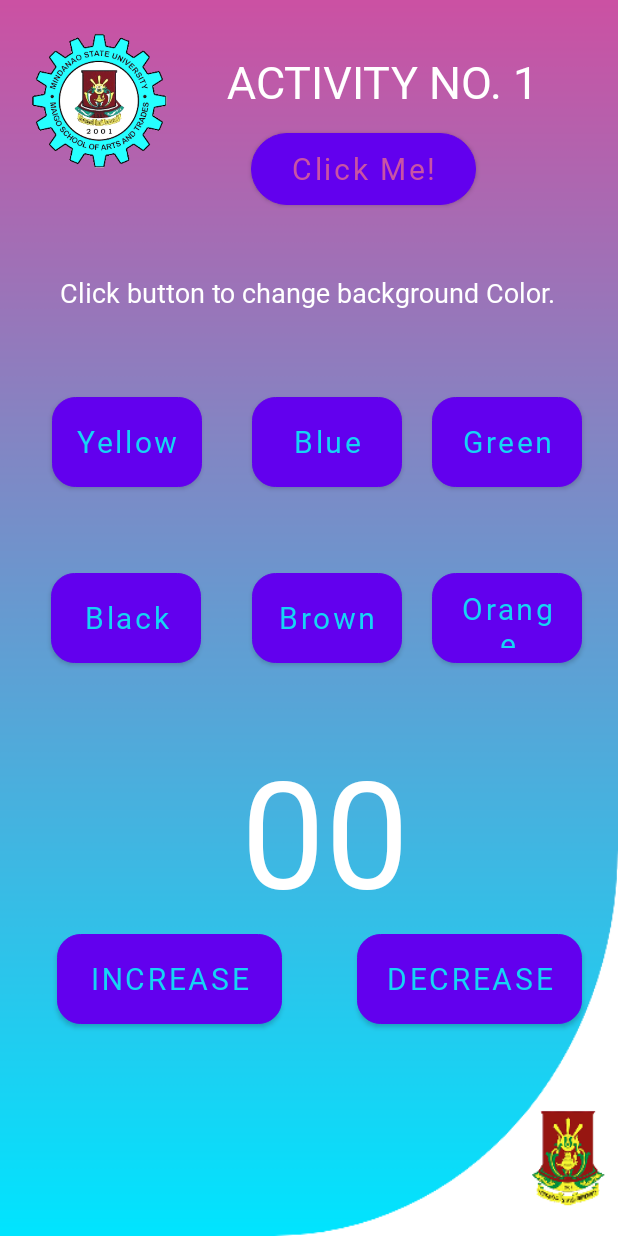
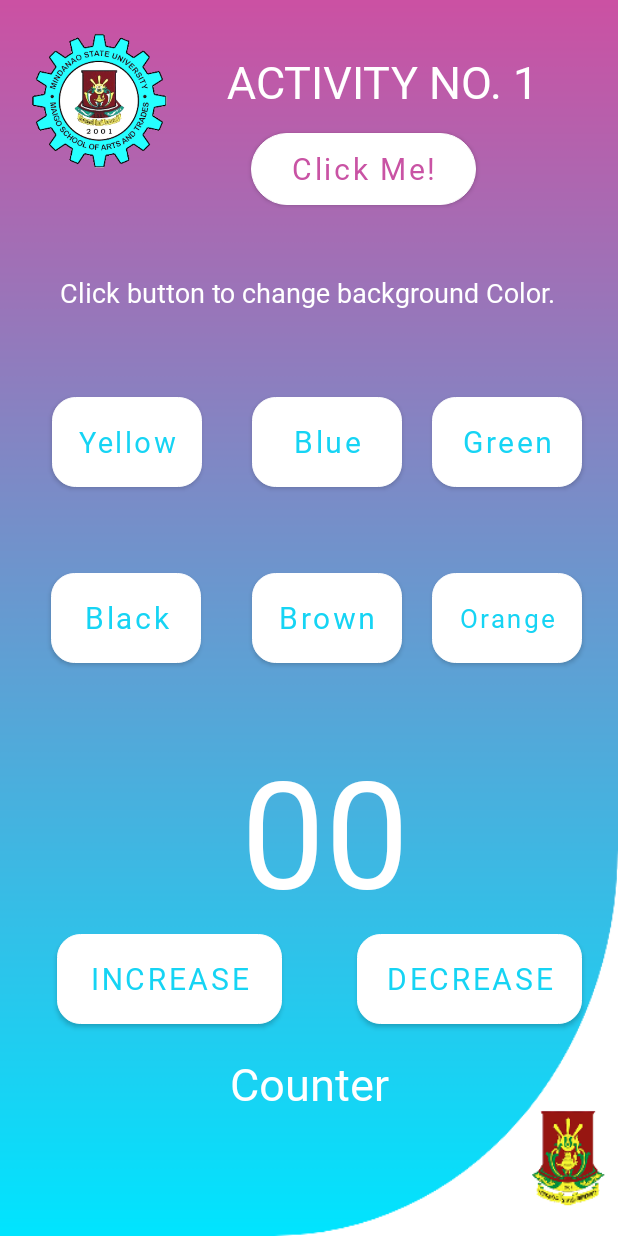
Before and after one commit to bryanladion/ChangeBackgroundColor, an Android app: the screen it shows after launch (MainActivity), on a phone screen of 412 x 824 dp. Run offline under Robolectric (Android 15) with nearby library versions, the phone set to English and light mode, and no system bars.

Commit message:
finalize design

```diff
--- a/app/src/main/res/layout/activity_main.xml
+++ b/app/src/main/res/layout/activity_main.xml
@@ -77,7 +77,7 @@
         android:text="Yellow"
         android:textAllCaps="false"
         android:textColor="@color/sky_blue"
-        android:textSize="20sp"
+        android:textSize="19sp"
         app:layout_constraintBottom_toTopOf="@+id/black_btn"
         app:layout_constraintEnd_toStartOf="@+id/blue_btn"
         app:layout_constraintHorizontal_bias="0.507"
@@ -155,7 +155,7 @@
         android:text="Orange"
         android:textAllCaps="false"
         android:textColor="@color/sky_blue"
-        android:textSize="20sp"
+        android:textSize="17sp"
         app:layout_constraintBottom_toBottomOf="parent"
         app:layout_constraintEnd_toEndOf="parent"
         app:layout_constraintTop_toTopOf="parent" />
@@ -207,4 +207,17 @@
         app:layout_constraintTop_toTopOf="parent"
         app:layout_constraintVertical_bias="0.815" />
 
+    <TextView
+        android:id="@+id/textviewcounter"
+        android:layout_width="wrap_content"
+        android:layout_height="wrap_content"
+        android:fontFamily="@font/bold"
+        android:text="Counter"
+        android:textColor="@color/white"
+        android:textSize="30sp"
+        app:layout_constraintBottom_toBottomOf="parent"
+        app:layout_constraintEnd_toEndOf="parent"
+        app:layout_constraintStart_toStartOf="parent"
+        app:layout_constraintTop_toBottomOf="@+id/print_count" />
+
 </androidx.constraintlayout.widget.ConstraintLayout>
--- a/app/src/main/res/values-night/themes.xml
+++ b/app/src/main/res/values-night/themes.xml
@@ -3,7 +3,7 @@
     <style name="Theme.ChangeBackgroundColor" parent="Theme.MaterialComponents.DayNight.NoActionBar">
         <!-- Primary brand color. -->
         <item name="colorPrimary">@color/purple_200</item>
-        <item name="colorPrimaryVariant">@color/purple_700</item>
+        <item name="colorPrimaryVariant">@color/white</item>
         <item name="colorOnPrimary">@color/black</item>
         <!-- Secondary brand color. -->
         <item name="colorSecondary">@color/teal_200</item>
--- a/app/src/main/res/values/themes.xml
+++ b/app/src/main/res/values/themes.xml
@@ -2,8 +2,8 @@
     <!-- Base application theme. -->
     <style name="Theme.ChangeBackgroundColor" parent="Theme.MaterialComponents.DayNight.NoActionBar">
         <!-- Primary brand color. -->
-        <item name="colorPrimary">@color/purple_500</item>
-        <item name="colorPrimaryVariant">@color/purple_700</item>
+        <item name="colorPrimary">@color/white</item>
+        <item name="colorPrimaryVariant">@color/white</item>
         <item name="colorOnPrimary">@color/white</item>
         <!-- Secondary brand color. -->
         <item name="colorSecondary">@color/teal_200</item>
```
